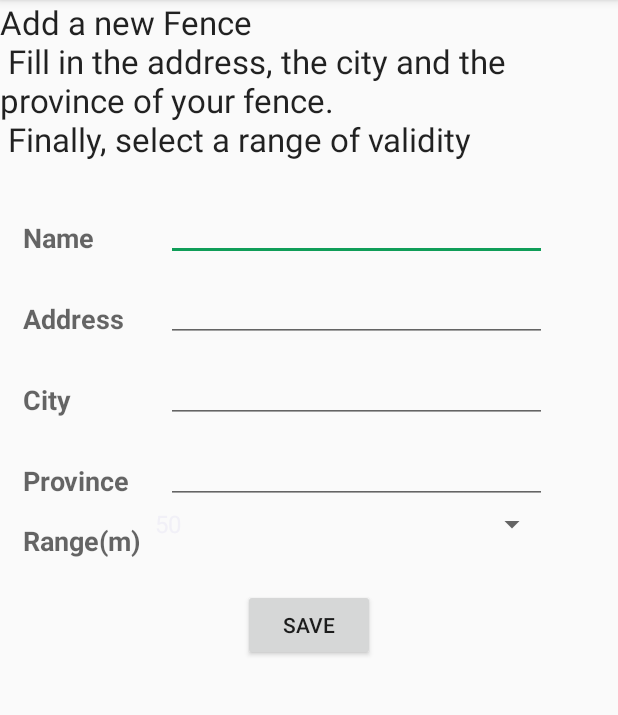
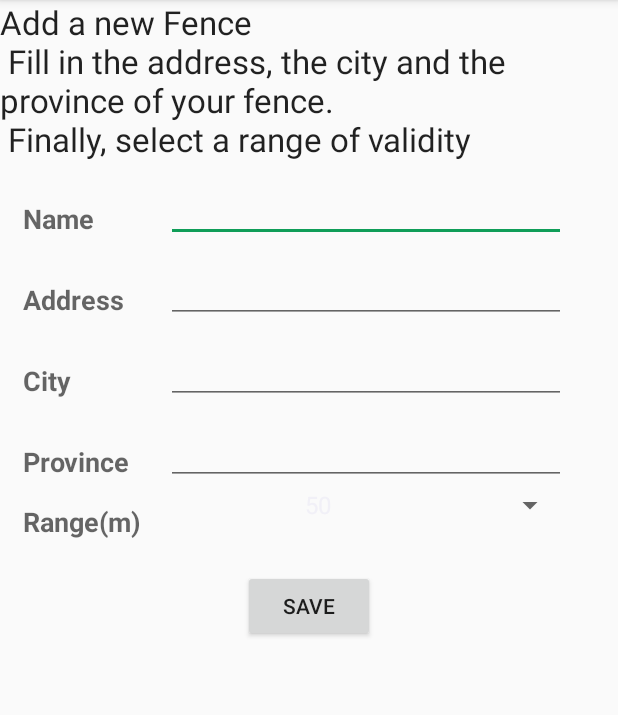
Before and after one commit to andresghedo/SMSFenceDetection, an Android app: the fragment NewGeofenceFragment shown on its own in the app's theme, on a phone screen of 412 x 824 dp, the part 84-799 px from its top. Run offline under Robolectric (Android 15) with nearby library versions, the phone set to English and light mode, and no system bars.

Commit message:
improved graphic element and structure packages

```diff
--- a/app/src/main/AndroidManifest.xml
+++ b/app/src/main/AndroidManifest.xml
@@ -29,9 +29,10 @@
             android:value="@integer/google_play_services_version" />
 
         <activity
-            android:name="com.sm.app.alert.sghedoni.andrea.dev.MainActivity"
+            android:name=".activity.MainActivity"
             android:label="@string/app_name"
-            android:theme="@style/AppTheme.NoActionBar">
+            android:theme="@style/AppTheme.NoActionBar"
+            android:windowSoftInputMode="adjustPan"> >
             <intent-filter>
                 <action android:name="android.intent.action.MAIN" />
 
--- a/app/src/main/java/com/sm/app/alert/sghedoni/andrea/dev/MainActivity.java
+++ b/app/src/main/java/com/sm/app/alert/sghedoni/andrea/dev/activity/MainActivity.java
@@ -1,6 +1,5 @@
-package com.sm.app.alert.sghedoni.andrea.dev;
+package com.sm.app.alert.sghedoni.andrea.dev.activity;
 
-import android.content.Intent;
 import android.os.Bundle;
 import android.support.v4.app.Fragment;
 import android.support.v4.app.FragmentTransaction;
@@ -17,7 +16,10 @@ import android.view.MenuItem;
 import com.google.android.gms.common.ConnectionResult;
 import com.google.android.gms.common.api.GoogleApiClient;
 import com.google.android.gms.location.LocationServices;
-import com.sm.app.alert.sghedoni.andrea.dev.service.PositionService;
+import com.sm.app.alert.sghedoni.andrea.dev.Controller;
+import com.sm.app.alert.sghedoni.andrea.dev.R;
+import com.sm.app.alert.sghedoni.andrea.dev.fragment.ItemFragment;
+import com.sm.app.alert.sghedoni.andrea.dev.fragment.MapFragment;
 
 public class MainActivity extends AppCompatActivity
         implements NavigationView.OnNavigationItemSelectedListener, GoogleApiClient.OnConnectionFailedListener, GoogleApiClient.ConnectionCallbacks
@@ -129,7 +131,7 @@ public class MainActivity extends AppCompatActivity
 
             title = "Credits";
 
-            startService(new Intent(this, PositionService.class));
+            //startService(new Intent(this, PositionService.class));
         }
 
         if (fragment != null) {
--- a/app/src/main/java/com/sm/app/alert/sghedoni/andrea/dev/ItemFragment.java
+++ b/app/src/main/java/com/sm/app/alert/sghedoni/andrea/dev/fragment/ItemFragment.java
@@ -1,4 +1,4 @@
-package com.sm.app.alert.sghedoni.andrea.dev;
+package com.sm.app.alert.sghedoni.andrea.dev.fragment;
 
 import android.content.Context;
 import android.os.Bundle;
@@ -12,6 +12,10 @@ import android.view.LayoutInflater;
 import android.view.View;
 import android.view.ViewGroup;
 import android.widget.FrameLayout;
+
+import com.sm.app.alert.sghedoni.andrea.dev.Controller;
+import com.sm.app.alert.sghedoni.andrea.dev.MyItemRecyclerViewAdapter;
+import com.sm.app.alert.sghedoni.andrea.dev.R;
 
 /**
  * A fragment representing a list of Items.
--- a/app/src/main/java/com/sm/app/alert/sghedoni/andrea/dev/MapFragment.java
+++ b/app/src/main/java/com/sm/app/alert/sghedoni/andrea/dev/fragment/MapFragment.java
@@ -1,4 +1,4 @@
-package com.sm.app.alert.sghedoni.andrea.dev;
+package com.sm.app.alert.sghedoni.andrea.dev.fragment;
 
 import android.Manifest;
 import android.content.pm.PackageManager;
@@ -17,6 +17,8 @@ import com.google.android.gms.maps.model.CircleOptions;
 import com.google.android.gms.maps.model.LatLng;
 import com.google.android.gms.maps.model.Marker;
 import com.google.android.gms.maps.model.MarkerOptions;
+import com.sm.app.alert.sghedoni.andrea.dev.Controller;
+import com.sm.app.alert.sghedoni.andrea.dev.Fence;
 
 import java.util.ArrayList;
 import java.util.ResourceBundle;
@@ -68,7 +70,7 @@ public class MapFragment extends SupportMapFragment implements OnMapReadyCallbac
     private void addGeoFences(GoogleMap m) {
 
             Log.d(TAG, "Draw the fences on Map");
-            for (int i=0; i<Controller.fences.size(); i++) {
+            for (int i=0; i< Controller.fences.size(); i++) {
                 Fence fence = Controller.fences.get(i);
                 String snippet = fence.getAddress() + ", " + fence.getCity() + ", " + fence.getProvince() + ".";
                 this.drawFence(m, fence.getLat(), fence.getLng(), fence.getRange(), fence.isActive(), fence.getName(), snippet);
--- a/app/src/main/res/layout/app_bar_main.xml
+++ b/app/src/main/res/layout/app_bar_main.xml
@@ -5,7 +5,7 @@
     android:layout_width="match_parent"
     android:layout_height="match_parent"
     android:fitsSystemWindows="true"
-    tools:context="com.sm.app.alert.sghedoni.andrea.dev.MainActivity">
+    tools:context=".activity.MainActivity">
 
     <android.support.design.widget.AppBarLayout
         android:layout_width="match_parent"
--- a/app/src/main/res/layout/content_main.xml
+++ b/app/src/main/res/layout/content_main.xml
@@ -9,7 +9,7 @@
     android:paddingRight="@dimen/map_no_spacing"
     android:paddingTop="@dimen/map_no_spacing"
     app:layout_behavior="@string/appbar_scrolling_view_behavior"
-    tools:context="com.sm.app.alert.sghedoni.andrea.dev.MainActivity"
+    tools:context=".activity.MainActivity"
     tools:showIn="@layout/app_bar_main">
     <FrameLayout
         android:layout_width="match_parent"
--- a/app/src/main/res/layout/fragment_insert_geofence.xml
+++ b/app/src/main/res/layout/fragment_insert_geofence.xml
@@ -7,8 +7,8 @@
     <!-- TODO: Update blank fragment layout -->
 
     <GridLayout
-        android:layout_width="fill_parent"
-        android:layout_height="fill_parent"
+        android:layout_width="match_parent"
+        android:layout_height="match_parent"
         android:layout_gravity="right|bottom"
         android:columnCount="1"
         android:rowCount="14"
@@ -16,8 +16,8 @@
 
         <!-- Text, 0,0 -->
         <TextView
-            android:layout_width="fill_parent"
-            android:layout_height="120dp"
+            android:layout_width="match_parent"
+            android:layout_height="wrap_content"
             android:textAppearance="?android:attr/textAppearanceLarge"
             android:text="@string/new_fence_text"
             android:id="@+id/textView2"
@@ -35,7 +35,7 @@
 
             <TextView
                 android:layout_width="80dp"
-                android:layout_height="fill_parent"
+                android:layout_height="match_parent"
                 android:textAppearance="?android:attr/textAppearanceMedium"
                 android:text="Name"
                 android:id="@+id/nameFenceTextView"
@@ -46,13 +46,13 @@
                 android:textStyle="bold" />
 
             <EditText
-                android:layout_width="254dp"
-                android:layout_height="fill_parent"
+                android:layout_width="match_parent"
+                android:layout_height="match_parent"
                 android:id="@+id/nameFence"
                 android:layout_row="0"
                 android:layout_column="1"
                 android:layout_marginLeft="15dp"
-                android:layout_marginRight="90dp" />
+                android:layout_marginRight="130dp" />
         </GridLayout>
 
         <!-- Address, 0,2 -->
@@ -66,7 +66,7 @@
 
             <TextView
                 android:layout_width="80dp"
-                android:layout_height="fill_parent"
+                android:layout_height="match_parent"
                 android:textAppearance="?android:attr/textAppearanceMedium"
                 android:text="Address"
                 android:id="@+id/textView4"
@@ -77,12 +77,12 @@
                 android:textStyle="bold" />
 
             <EditText
-                android:layout_width="254dp"
-                android:layout_height="fill_parent"
+                android:layout_width="match_parent"
+                android:layout_height="match_parent"
                 android:layout_row="0"
                 android:layout_column="1"
                 android:layout_marginLeft="15dp"
-                android:layout_marginRight="90dp"
+                android:layout_marginRight="130dp"
                 android:id="@+id/addressFence" />
         </GridLayout>
 
@@ -97,7 +97,7 @@
 
             <TextView
                 android:layout_width="80dp"
-                android:layout_height="fill_parent"
+                android:layout_height="match_parent"
                 android:textAppearance="?android:attr/textAppearanceMedium"
                 android:text="City"
                 android:id="@+id/textView5"
@@ -108,13 +108,13 @@
                 android:textStyle="bold" />
 
             <EditText
-                android:layout_width="254dp"
-                android:layout_height="fill_parent"
+                android:layout_width="match_parent"
+                android:layout_height="match_parent"
                 android:id="@+id/cityFence"
                 android:layout_row="0"
                 android:layout_column="1"
                 android:layout_marginLeft="15dp"
-                android:layout_marginRight="90dp" />
+                android:layout_marginRight="130dp" />
         </GridLayout>
 
         <!-- Province, 0,4 -->
@@ -128,7 +128,7 @@
 
             <TextView
                 android:layout_width="80dp"
-                android:layout_height="fill_parent"
+                android:layout_height="match_parent"
                 android:textAppearance="?android:attr/textAppearanceMedium"
                 android:text="Province"
                 android:id="@+id/textView6"
@@ -139,13 +139,13 @@
                 android:textStyle="bold" />
 
             <EditText
-                android:layout_width="254dp"
-                android:layout_height="fill_parent"
+                android:layout_width="match_parent"
+                android:layout_height="match_parent"
                 android:id="@+id/provinceFence"
                 android:layout_row="0"
                 android:layout_column="1"
                 android:layout_marginLeft="15dp"
-                android:layout_marginRight="90dp" />
+                android:layout_marginRight="130dp" />
         </GridLayout>
 
         <!-- Range, 0,5 -->
@@ -159,7 +159,7 @@
 
             <TextView
                 android:layout_width="80dp"
-                android:layout_height="fill_parent"
+                android:layout_height="match_parent"
                 android:textAppearance="?android:attr/textAppearanceMedium"
                 android:text="Range(m)"
                 android:id="@+id/textView7"
@@ -170,11 +170,14 @@
                 android:textStyle="bold" />
 
             <Spinner
-                android:layout_width="270dp"
-                android:layout_height="fill_parent"
+                android:layout_width="match_parent"
+                android:layout_height="match_parent"
                 android:id="@+id/spinnerRange"
                 android:layout_row="0"
-                android:layout_column="1" />
+                android:layout_column="1"
+                android:textAlignment="center"
+                android:layout_marginRight="130dp"
+                android:spinnerMode="dialog" />
 
         </GridLayout>
 
--- a/app/src/main/res/layout/fragment_item_list.xml
+++ b/app/src/main/res/layout/fragment_item_list.xml
@@ -2,7 +2,7 @@
 xmlns:tools="http://schemas.android.com/tools"
 android:layout_width="match_parent"
 android:layout_height="match_parent"
-tools:context=".ItemFragment">
+tools:context=".fragment.ItemFragment">
 
 <android.support.v7.widget.RecyclerView xmlns:android="http://schemas.android.com/apk/res/android"
     xmlns:app="http://schemas.android.com/apk/res-auto"
@@ -14,7 +14,7 @@ tools:context=".ItemFragment">
     android:layout_marginLeft="16dp"
     android:layout_marginRight="16dp"
     app:layoutManager="LinearLayoutManager"
-    tools:context="com.sm.app.alert.sghedoni.andrea.dev.ItemFragment"
+    tools:context=".fragment.ItemFragment"
     tools:listitem="@layout/fragment_item"/>
 
     <android.support.design.widget.FloatingActionButton
--- a/app/src/main/res/layout/fragment_map.xml
+++ b/app/src/main/res/layout/fragment_map.xml
@@ -2,7 +2,7 @@
     xmlns:tools="http://schemas.android.com/tools"
     android:layout_width="match_parent"
     android:layout_height="match_parent"
-    tools:context=".MapFragment">
+    tools:context=".fragment.MapFragment">
 
     <!-- TODO: Update blank fragment layout -->
     <TextView
```
Also changed, not shown: app/src/main/java/com/sm/app/alert/sghedoni/andrea/dev/fragment/NewGeofenceFragment.java (renamed from app/src/main/java/com/sm/app/alert/sghedoni/andrea/dev/NewGeofenceFragment.java, +5 -4 lines).
